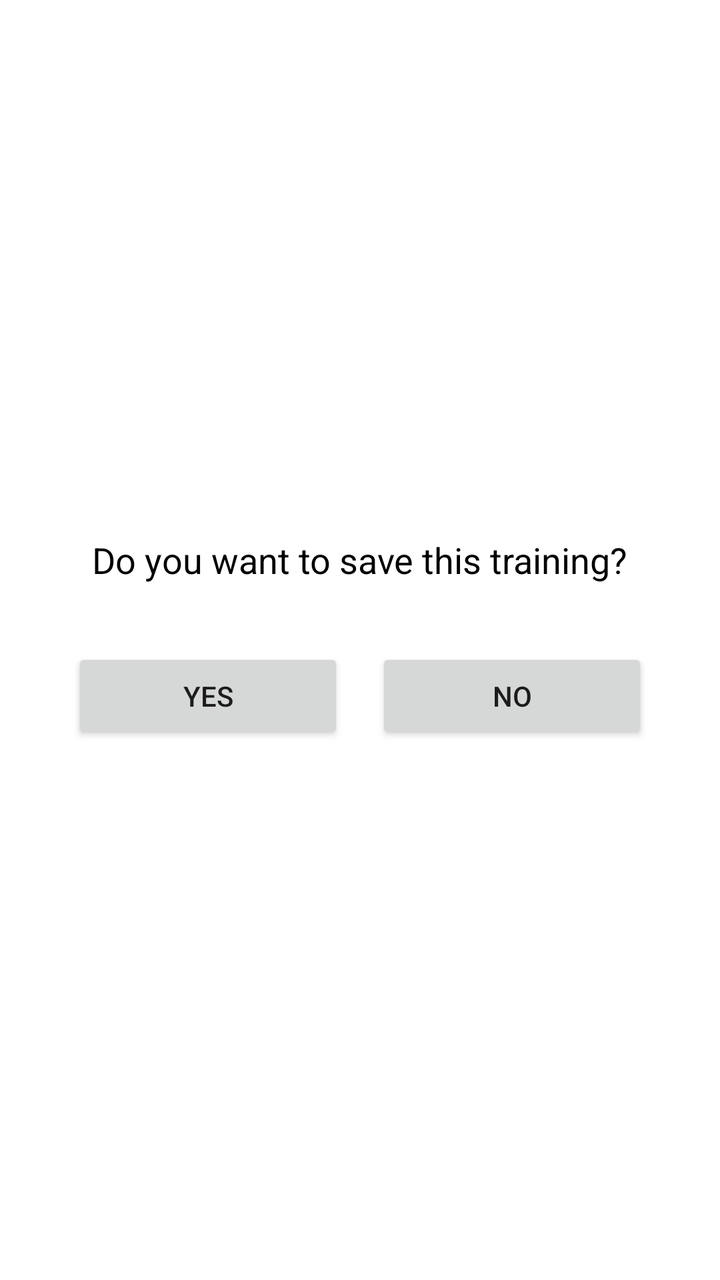
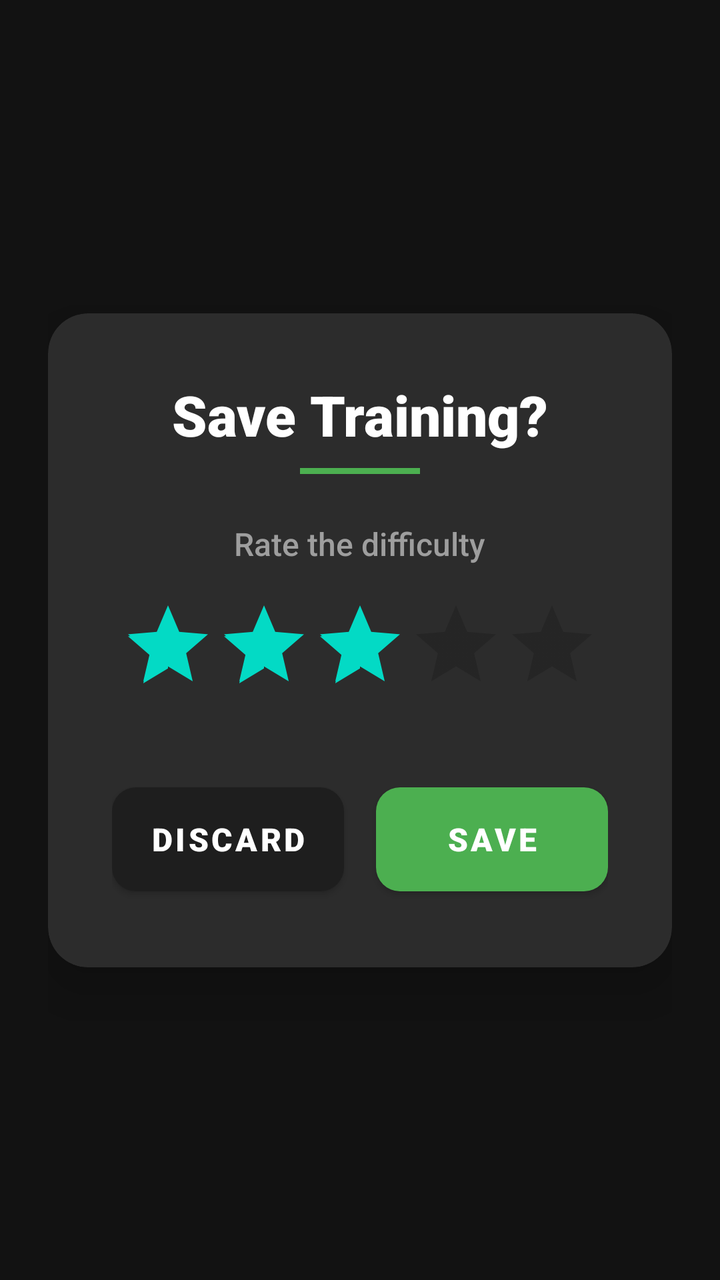

Compare the two renders of this Android layout. The source of the first and the diff that turns it into the second are given below.
<!-- AndroidManifest.xml: application theme Theme.SparTime -->
<!-- res/layout/fragment_dialog.xml -->
<?xml version="1.0" encoding="utf-8"?>
<RelativeLayout xmlns:android="http://schemas.android.com/apk/res/android"
    android:layout_width="wrap_content"
    android:layout_height="match_parent">

    
    

    
    <RelativeLayout
        android:id="@+id/dialogLayout"
        android:layout_marginStart="20dp"
        android:layout_marginEnd="20dp"
        android:layout_width="wrap_content"
        android:layout_height="wrap_content"
        android:layout_centerHorizontal="true"
        android:layout_centerVertical="true"
        android:background="@android:color/white"
        android:padding="16dp">

        
        <TextView
            android:id="@+id/dialogText"
            android:layout_width="wrap_content"
            android:layout_height="wrap_content"
            android:text="Do you want to save this training?"
            android:textSize="18sp"
            android:textColor="@android:color/black"
            android:layout_centerHorizontal="true"
            android:layout_marginBottom="16dp"/>

        
        <LinearLayout
            android:layout_width="match_parent"
            android:layout_height="wrap_content"
            android:orientation="horizontal"
            android:layout_below="@+id/dialogText"
            android:layout_marginTop="16dp">

            
            <Button
                android:id="@+id/yesButton"
                android:layout_width="0dp"
                android:layout_height="wrap_content"
                android:layout_weight="1"
                android:text="Yes"
                android:layout_marginEnd="8dp"/>

            
            <Button
                android:id="@+id/noButton"
                android:layout_width="0dp"
                android:layout_height="wrap_content"
                android:layout_weight="1"
                android:text="No"
                android:layout_marginStart="8dp"/>
        </LinearLayout>

    </RelativeLayout>

</RelativeLayout>
<!-- resources referenced by this layout -->
<resources>
  <style name="Theme.SparTime" parent="Theme.MaterialComponents.DayNight.DarkActionBar">
          
          <item name="colorPrimary">#782E2E</item>
          <item name="colorPrimaryVariant">#782E2E</item>
          <item name="colorOnPrimary">@color/white</item>
          
          <item name="colorSecondary">@color/teal_200</item>
          <item name="colorSecondaryVariant">@color/teal_700</item>
          <item name="colorOnSecondary">@color/black</item>
          
          <item name="android:statusBarColor" tools:targetApi="l">?attr/colorPrimaryVariant</item>
          
      </style>
  <color name="white">#FFFFFFFF</color>
  <color name="teal_200">#FF03DAC5</color>
  <color name="teal_700">#FF018786</color>
  <color name="black">#FF000000</color>
</resources>

<!-- the commit's change to res/layout/fragment_dialog.xml (unified diff, before → after) -->
@@ -1,61 +1,95 @@
 <?xml version="1.0" encoding="utf-8"?>
-<RelativeLayout xmlns:android="http://schemas.android.com/apk/res/android"
-    android:layout_width="wrap_content"
-    android:layout_height="match_parent">
+<androidx.constraintlayout.widget.ConstraintLayout
+    xmlns:android="http://schemas.android.com/apk/res/android"
+    xmlns:app="http://schemas.android.com/apk/res-auto"
+    android:layout_width="match_parent"
+    android:layout_height="match_parent"
+    android:background="@color/background_primary"
+    android:padding="24dp">
 
-    
-    
+    <com.google.android.material.card.MaterialCardView
+        android:layout_width="match_parent"
+        android:layout_height="wrap_content"
+        app:cardBackgroundColor="@color/surface"
+        app:cardCornerRadius="20dp"
+        app:cardElevation="16dp"
+        app:layout_constraintBottom_toBottomOf="parent"
+        app:layout_constraintEnd_toEndOf="parent"
+        app:layout_constraintStart_toStartOf="parent"
+        app:layout_constraintTop_toTopOf="parent">
 
-    
-    <RelativeLayout
-        android:id="@+id/dialogLayout"
-        android:layout_marginStart="20dp"
-        android:layout_marginEnd="20dp"
-        android:layout_width="wrap_content"
-        android:layout_height="wrap_content"
-        android:layout_centerHorizontal="true"
-        android:layout_centerVertical="true"
-        android:background="@android:color/white"
-        android:padding="16dp">
-
-        
-        <TextView
-            android:id="@+id/dialogText"
-            android:layout_width="wrap_content"
-            android:layout_height="wrap_content"
-            android:text="Do you want to save this training?"
-            android:textSize="18sp"
-            android:textColor="@android:color/black"
-            android:layout_centerHorizontal="true"
-            android:layout_marginBottom="16dp"/>
-
-        
         <LinearLayout
             android:layout_width="match_parent"
             android:layout_height="wrap_content"
-            android:orientation="horizontal"
-            android:layout_below="@+id/dialogText"
-            android:layout_marginTop="16dp">
+            android:gravity="center"
+            android:orientation="vertical"
+            android:padding="32dp">
 
-            
-            <Button
-                android:id="@+id/yesButton"
-                android:layout_width="0dp"
+            <TextView
+                android:layout_width="wrap_content"
                 android:layout_height="wrap_content"
-                android:layout_weight="1"
-                android:text="Yes"
-                android:layout_marginEnd="8dp"/>
+                android:fontFamily="sans-serif-black"
+                android:text="Save Training?"
+                android:textColor="@color/white"
+                android:textSize="28sp" />
 
-            
-            <Button
-                android:id="@+id/noButton"
-                android:layout_width="0dp"
+            <View
+                android:layout_width="60dp"
+                android:layout_height="3dp"
+                android:layout_marginTop="8dp"
+                android:layout_marginBottom="24dp"
+                android:background="@color/timer_active" />
+
+            <TextView
+                android:layout_width="wrap_content"
                 android:layout_height="wrap_content"
-                android:layout_weight="1"
-                android:text="No"
-                android:layout_marginStart="8dp"/>
+                android:fontFamily="sans-serif-medium"
+                android:text="Rate the difficulty"
+                android:textColor="@color/gray_medium"
+                android:textSize="16sp" />
+
+            <RatingBar
+                android:id="@+id/difficultyRating"
+                android:layout_width="wrap_content"
+                android:layout_height="wrap_content"
+                android:layout_marginTop="16dp"
+                android:layout_marginBottom="32dp"
+                android:numStars="5"
+                android:rating="3"
+                android:stepSize="1" />
+
+            <LinearLayout
+                android:layout_width="match_parent"
+                android:layout_height="wrap_content"
+                android:gravity="center"
+                android:orientation="horizontal">
+
+                <com.google.android.material.button.MaterialButton
+                    android:id="@+id/noButton"
+                    android:layout_width="0dp"
+                    android:layout_height="64dp"
+                    android:layout_weight="1"
+                    android:layout_marginEnd="8dp"
+                    android:fontFamily="sans-serif-black"
+                    android:text="Discard"
+                    android:textSize="16sp"
+                    app:backgroundTint="@color/background_secondary"
+                    app:cornerRadius="12dp" />
+
+                <com.google.android.material.button.MaterialButton
+                    android:id="@+id/yesButton"
+                    android:layout_width="0dp"
+                    android:layout_height="64dp"
+                    android:layout_weight="1"
+                    android:layout_marginStart="8dp"
+                    android:fontFamily="sans-serif-black"
+                    android:text="Save"
+                    android:textSize="16sp"
+                    app:backgroundTint="@color/timer_active"
+                    app:cornerRadius="12dp" />
+
+            </LinearLayout>
         </LinearLayout>
+    </com.google.android.material.card.MaterialCardView>
 
-    </RelativeLayout>
-
-</RelativeLayout>
+</androidx.constraintlayout.widget.ConstraintLayout>
<!-- resource entries referenced after the edit -->
@@ -1,5 +1,10 @@
 <!-- resources referenced by this layout -->
 <resources>
+  <color name="background_primary">#121212</color>
+  <color name="background_secondary">#1E1E1E</color>
+  <color name="gray_medium">#9E9E9E</color>
+  <color name="surface">#2C2C2C</color>
+  <color name="timer_active">#4CAF50</color>
   <style name="Theme.SparTime" parent="Theme.MaterialComponents.DayNight.DarkActionBar">
           
           <item name="colorPrimary">#782E2E</item>
